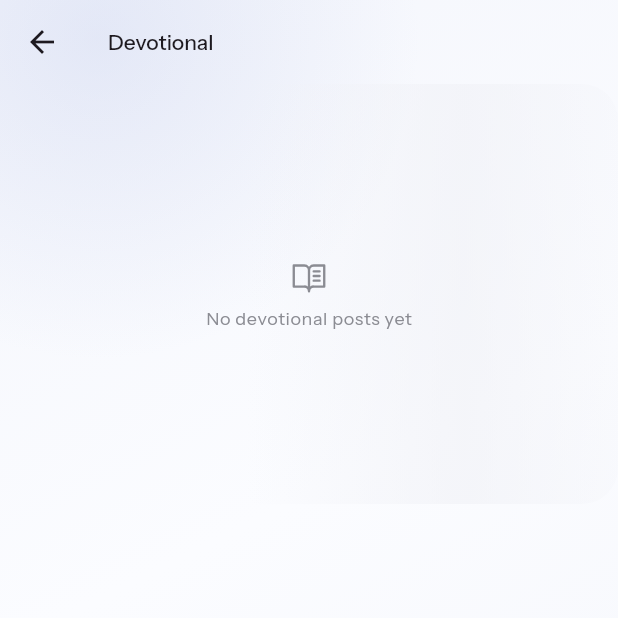
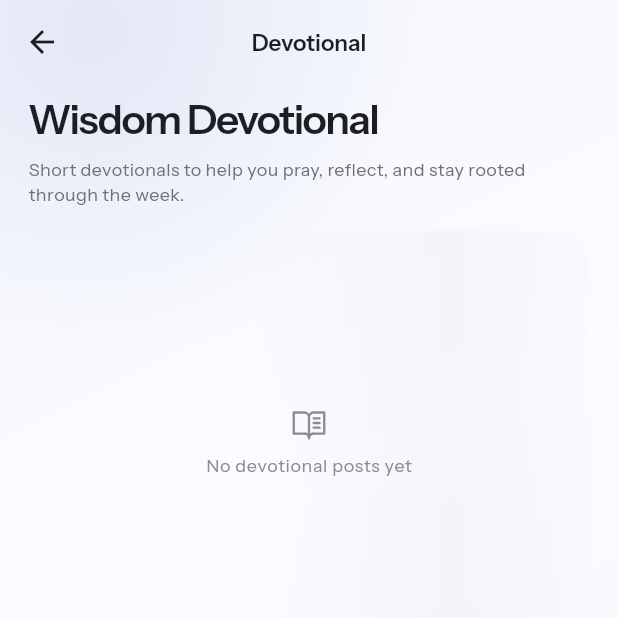
Before and after one commit to ngusdemigod/wpccattendance, a Flutter app: the screen it shows once a user with an empty profile is signed in, after a tap on "Wisdom Devotional", on a phone screen of 412 x 824 dp, the top half of it. Run offline on Flutter 3.47's test engine with Material 3 defaults, Android fonts, the light colour scheme and no system bars; our stand-ins replace audioplayers, file_picker, flutter_riverpod, geolocator, go_router, google_fonts and 5 more; missing offline and left inert: dart:js_interop; accounts and stored records are empty; network calls fail.

Commit message:
fix: align secondary screens with v76 styling

```diff
--- a/wpcc v2/lib/core/theme/app_theme.dart
+++ b/wpcc v2/lib/core/theme/app_theme.dart
@@ -102,6 +102,18 @@ ThemeData buildWpccTheme() {
     textTheme: text,
     splashFactory: NoSplash.splashFactory,
     dividerColor: WpccColors.line,
+    appBarTheme: AppBarTheme(
+      backgroundColor: Colors.transparent,
+      surfaceTintColor: Colors.transparent,
+      elevation: 0,
+      centerTitle: true,
+      foregroundColor: WpccColors.ink,
+      titleTextStyle: text.titleSmall?.copyWith(
+        color: WpccColors.ink,
+        fontSize: 15,
+        fontWeight: FontWeight.w600,
+      ),
+    ),
     progressIndicatorTheme: const ProgressIndicatorThemeData(
       color: WpccColors.primary,
     ),
--- a/wpcc v2/lib/features/departments/admin/department_create_event_page.dart
+++ b/wpcc v2/lib/features/departments/admin/department_create_event_page.dart
@@ -110,7 +110,7 @@ class _DepartmentCreateEventPageState extends State<DepartmentCreateEventPage> {
             onPressed: busy ? null : _save,
             child: const Text(
               'Publish',
-              style: TextStyle(fontSize: 12, color: Color(0xFF7D46B4)),
+              style: TextStyle(fontSize: 12, color: WpccColors.primaryDeep),
             ),
           ),
         ],
--- a/wpcc v2/lib/features/departments/admin/department_manage_files_page.dart
+++ b/wpcc v2/lib/features/departments/admin/department_manage_files_page.dart
@@ -159,7 +159,7 @@ class _FileManageCardState extends State<_FileManageCard> {
                 Container(
                   width: double.infinity,
                   decoration: BoxDecoration(
-                      color: const Color(0xFFF3F4F7),
+                      color: WpccColors.subtle,
                       borderRadius: BorderRadius.circular(16)),
                   child: Icon(_icon(), size: 29),
                 ),
--- a/wpcc v2/lib/features/departments/admin/department_profile_edit_page.dart
+++ b/wpcc v2/lib/features/departments/admin/department_profile_edit_page.dart
@@ -136,7 +136,7 @@ class _DepartmentProfileEditPageState extends State<DepartmentProfileEditPage> {
             onPressed: busy ? null : _save,
             child: const Text(
               'Save',
-              style: TextStyle(fontSize: 12, color: Color(0xFF7D46B4)),
+              style: TextStyle(fontSize: 12, color: WpccColors.primaryDeep),
             ),
           ),
         ],
--- a/wpcc v2/lib/features/departments/admin/department_wallet_page.dart
+++ b/wpcc v2/lib/features/departments/admin/department_wallet_page.dart
@@ -157,7 +157,7 @@ class _AdminScaffold extends StatelessWidget {
           onPressed: onSave,
           child: const Text(
             'Save',
-            style: TextStyle(fontSize: 12, color: Color(0xFF7D46B4)),
+            style: TextStyle(fontSize: 12, color: WpccColors.primaryDeep),
           ),
         ),
       ],
--- a/wpcc v2/lib/features/departments/department_detail_page.dart
+++ b/wpcc v2/lib/features/departments/department_detail_page.dart
@@ -343,7 +343,7 @@ class _DepartmentDetailPageState extends State<DepartmentDetailPage> with Single
                         child: InkWell(
                           onTap: () => _showAttendanceEvent(e),
                           child: Padding(padding: const EdgeInsets.all(13), child: Row(children: [
-                            Container(width: 42, height: 42, decoration: BoxDecoration(color: const Color(0xFFF5F6F9), borderRadius: BorderRadius.circular(14)), child: Icon(PhosphorIcons.church(), size: 19)),
+                            Container(width: 42, height: 42, decoration: BoxDecoration(color: WpccColors.subtle, borderRadius: BorderRadius.circular(14)), child: Icon(PhosphorIcons.church(), size: 19)),
                             const SizedBox(width: 11),
                             Expanded(child: Column(crossAxisAlignment: CrossAxisAlignment.start, children: [
                               Text(e['title']?.toString() ?? '', maxLines: 1, overflow: TextOverflow.ellipsis, style: Theme.of(context).textTheme.titleSmall?.copyWith(fontSize: 14, fontWeight: FontWeight.w500)),
@@ -442,7 +442,7 @@ class _DepartmentDetailPageState extends State<DepartmentDetailPage> with Single
                             padding: const EdgeInsets.all(10),
                             decoration: BoxDecoration(color: Colors.white, borderRadius: BorderRadius.circular(22), border: Border.all(color: WpccColors.line)),
                             child: Column(crossAxisAlignment: CrossAxisAlignment.start, children: [
-                              Expanded(child: Container(width: double.infinity, decoration: BoxDecoration(color: const Color(0xFFF5F6F9), borderRadius: BorderRadius.circular(16)), child: Icon(icon, size: 30, color: WpccColors.inkSoft))),
+                              Expanded(child: Container(width: double.infinity, decoration: BoxDecoration(color: WpccColors.subtle, borderRadius: BorderRadius.circular(16)), child: Icon(icon, size: 30, color: WpccColors.inkSoft))),
                               const SizedBox(height: 8),
                               Text(f['file_name']?.toString() ?? '', maxLines: 2, overflow: TextOverflow.ellipsis, style: Theme.of(context).textTheme.titleSmall?.copyWith(fontSize: 12, fontWeight: FontWeight.w500)),
                             ]),
--- a/wpcc v2/lib/features/devotional/devotional_page.dart
+++ b/wpcc v2/lib/features/devotional/devotional_page.dart
@@ -71,11 +71,7 @@ class _DevotionalPageState extends State<DevotionalPage> {
   Widget build(BuildContext context) {
     return Scaffold(
       appBar: AppBar(
-        backgroundColor: Colors.transparent,
-        title: const Text(
-          'Devotional',
-          style: TextStyle(fontSize: 14, fontWeight: FontWeight.w500),
-        ),
+        title: const Text('Devotional'),
       ),
       body: loading
           ? const Center(child: CircularProgressIndicator())
@@ -83,7 +79,33 @@ class _DevotionalPageState extends State<DevotionalPage> {
               onRefresh: _refresh,
               child: rows.isEmpty
                   ? ListView(
+                      padding: const EdgeInsets.fromLTRB(19, 4, 19, 30),
                       children: [
+                        const Padding(
+                          padding: EdgeInsets.only(bottom: 16),
+                          child: Column(
+                            crossAxisAlignment: CrossAxisAlignment.start,
+                            children: [
+                              Text(
+                                'Wisdom Devotional',
+                                style: TextStyle(
+                                  fontSize: 27,
+                                  fontWeight: FontWeight.w600,
+                                  letterSpacing: -1,
+                                ),
+                              ),
+                              SizedBox(height: 5),
+                              Text(
+                                'Short devotionals to help you pray, reflect, and stay rooted through the week.',
+                                style: TextStyle(
+                                  fontSize: 12,
+                                  height: 1.45,
+                                  color: WpccColors.inkSoft,
+                                ),
+                              ),
+                            ],
+                          ),
+                        ),
                         SectionEmptyState(
                           icon: error == null
                               ? PhosphorIcons.bookOpenText()
--- a/wpcc v2/lib/features/give/give_home_page.dart
+++ b/wpcc v2/lib/features/give/give_home_page.dart
@@ -59,7 +59,7 @@ class _AccountCard extends StatelessWidget{
     final bg=variant=='warm'?const Color(0xFFF2E8DF):variant=='light'?Colors.white:WpccColors.ink;
     final fg=dark?Colors.white:WpccColors.ink; final muted=dark?Colors.white70:WpccColors.muted;
     return Container(width:300,padding:const EdgeInsets.all(18),decoration:BoxDecoration(color:bg,borderRadius:BorderRadius.circular(27),border:dark?null:Border.all(color:WpccColors.line)),child:Column(crossAxisAlignment:CrossAxisAlignment.start,children:[
-      Row(children:[Container(width:38,height:38,decoration:BoxDecoration(color:dark?Colors.white12:const Color(0xFFF3F4F7),borderRadius:BorderRadius.circular(12)),child:Icon(PhosphorIcons.bank(),size:19,color:fg)),const Spacer(),if((row['wallet_name']?.toString()??'').isNotEmpty)Text(row['wallet_name'].toString(),style:TextStyle(fontSize:10,color:muted))]),
+      Row(children:[Container(width:38,height:38,decoration:BoxDecoration(color:dark?Colors.white12:WpccColors.subtle,borderRadius:BorderRadius.circular(12)),child:Icon(PhosphorIcons.bank(),size:19,color:fg)),const Spacer(),if((row['wallet_name']?.toString()??'').isNotEmpty)Text(row['wallet_name'].toString(),style:TextStyle(fontSize:10,color:muted))]),
       const Spacer(),Row(children:[Expanded(child:Text(row['account_number']?.toString()??'',style:TextStyle(fontSize:22,fontWeight:FontWeight.w600,color:fg,letterSpacing:.6))),IconButton(tooltip:'Copy account number',onPressed:()async{await Clipboard.setData(ClipboardData(text:row['account_number']?.toString()??''));if(context.mounted)ScaffoldMessenger.of(context).showSnackBar(const SnackBar(content:Text('Account number copied')));},icon:Icon(PhosphorIcons.copy(),size:17,color:fg))]),
       Text(row['account_name']?.toString()??'',maxLines:1,overflow:TextOverflow.ellipsis,style:TextStyle(fontSize:12,fontWeight:FontWeight.w500,color:fg)),const SizedBox(height:3),Text(row['bank_name']?.toString()??'',style:TextStyle(fontSize:11,color:muted)),
     ]));
--- a/wpcc v2/lib/features/give/give_payment_page.dart
+++ b/wpcc v2/lib/features/give/give_payment_page.dart
@@ -137,7 +137,7 @@ class _GivePaymentPageState extends State<GivePaymentPage> {
                                   width: 38,
                                   height: 38,
                                   decoration: BoxDecoration(
-                                    color: const Color(0xFFF8F8FB),
+                                    color: WpccColors.subtle,
                                     borderRadius: BorderRadius.circular(13),
                                     border: Border.all(color: WpccColors.line),
                                   ),
--- a/wpcc v2/lib/features/give/giving_history_page.dart
+++ b/wpcc v2/lib/features/give/giving_history_page.dart
@@ -176,8 +176,8 @@ class _GivingHistoryPageState extends State<GivingHistoryPage> {
               height: 38,
               decoration: BoxDecoration(
                 color: successful
-                    ? const Color(0xFFEAF7EF)
-                    : const Color(0xFFF2F3F7),
+                    ? WpccColors.successBackground
+                    : WpccColors.subtle,
                 borderRadius: BorderRadius.circular(12),
               ),
               child: Icon(
@@ -186,7 +186,7 @@ class _GivingHistoryPageState extends State<GivingHistoryPage> {
                     : PhosphorIcons.receipt(),
                 size: 18,
                 color: successful
-                    ? const Color(0xFF247A49)
+                    ? WpccColors.success
                     : WpccColors.inkSoft,
               ),
             ),
--- a/wpcc v2/lib/features/prayer/prayer_alerts_page.dart
+++ b/wpcc v2/lib/features/prayer/prayer_alerts_page.dart
@@ -407,7 +407,7 @@ class _AlertRow extends StatelessWidget {
                     vertical: 7,
                   ),
                   decoration: BoxDecoration(
-                    color: const Color(0xFFF4EFF8),
+                    color: WpccColors.primarySoft,
                     borderRadius: BorderRadius.circular(99),
                   ),
                   child: const Text(
--- a/wpcc v2/lib/features/prayer/prayer_session_page.dart
+++ b/wpcc v2/lib/features/prayer/prayer_session_page.dart
@@ -161,8 +161,8 @@ class _PrayerSessionPageState extends State<PrayerSessionPage>
                           child: CircularProgressIndicator(
                             value: progress,
                             strokeWidth: 16,
-                            backgroundColor: const Color(0xFFEDEEF3),
-                            color: const Color(0xFFD9C7EA),
+                            backgroundColor: WpccColors.line,
+                            color: WpccColors.lavender,
                           ),
                         ),
                         _TimerText(seconds: shown),
--- a/wpcc v2/lib/features/profile/profile_page.dart
+++ b/wpcc v2/lib/features/profile/profile_page.dart
@@ -75,14 +75,14 @@ class _ProfilePageState extends State<ProfilePage> {
                   vertical: 6,
                 ),
                 decoration: BoxDecoration(
-                  color: const Color(0xFFEAF7EF),
+                  color: WpccColors.successBackground,
                   borderRadius: BorderRadius.circular(20),
                 ),
                 child: const Text(
                   'Active',
                   style: TextStyle(
                     fontSize: 10,
-                    color: Color(0xFF247A49),
+                    color: WpccColors.success,
                     fontWeight: FontWeight.w600,
                   ),
                 ),
--- a/wpcc v2/lib/features/profile/query_page.dart
+++ b/wpcc v2/lib/features/profile/query_page.dart
@@ -136,7 +136,7 @@ class _QueryPageState extends State<QueryPage> {
           FilledButton(
             onPressed: busy ? null : submit,
             style: FilledButton.styleFrom(
-              backgroundColor: WpccColors.ink,
+              backgroundColor: WpccColors.primaryDeep,
               minimumSize: const Size.fromHeight(50),
             ),
             child: busy
--- a/wpcc v2/lib/features/search/search_page.dart
+++ b/wpcc v2/lib/features/search/search_page.dart
@@ -144,7 +144,7 @@ class _SearchPageState extends State<SearchPage> {
                               padding: const EdgeInsets.all(9),
                               child: DecoratedBox(
                                 decoration: const BoxDecoration(
-                                  color: Color(0xFFF4EFF8),
+                                  color: WpccColors.primarySoft,
                                   shape: BoxShape.circle,
                                 ),
                                 child: Icon(
@@ -314,7 +314,7 @@ class _SearchPageState extends State<SearchPage> {
                 width: 58,
                 height: 58,
                 decoration: BoxDecoration(
-                  color: const Color(0xFFF1F2F5),
+                  color: WpccColors.subtle,
                   borderRadius: BorderRadius.circular(13),
                   image: image != null && image.isNotEmpty
                       ? DecorationImage(
@@ -579,7 +579,7 @@ class _PublicMemberSheet extends StatelessWidget {
                           vertical: 7,
                         ),
                         decoration: BoxDecoration(
-                          color: const Color(0xFFF4F5F8),
+                          color: WpccColors.subtle,
                           borderRadius: BorderRadius.circular(99),
                         ),
                         child: Text(
```
Also changed, not shown: wpcc v2/lib/features/give/give_result_page.dart (+6 -6 lines), wpcc v2/lib/features/profile/classes_page.dart (+10 -17 lines).
